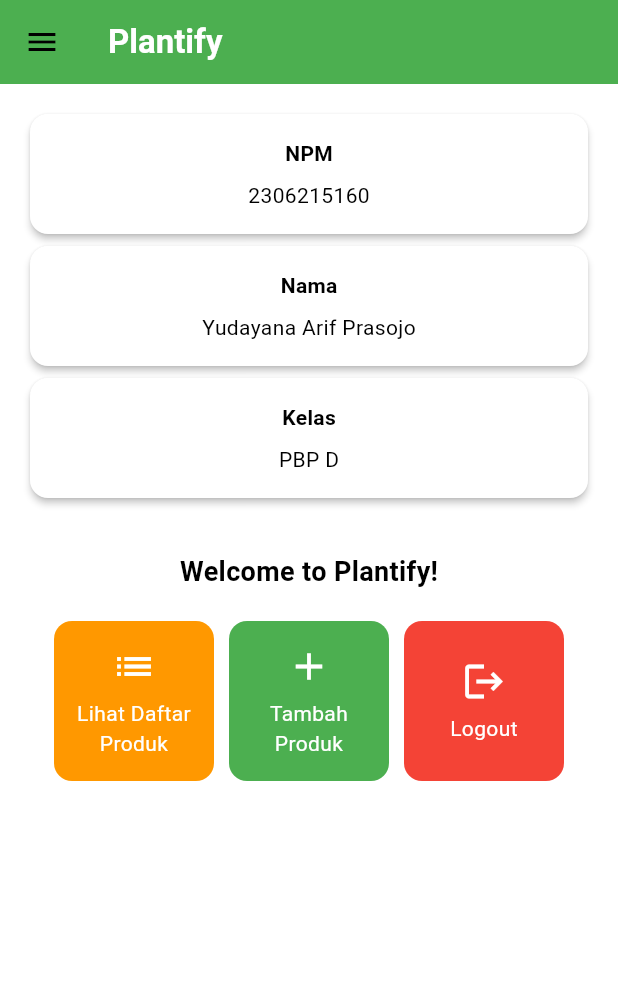
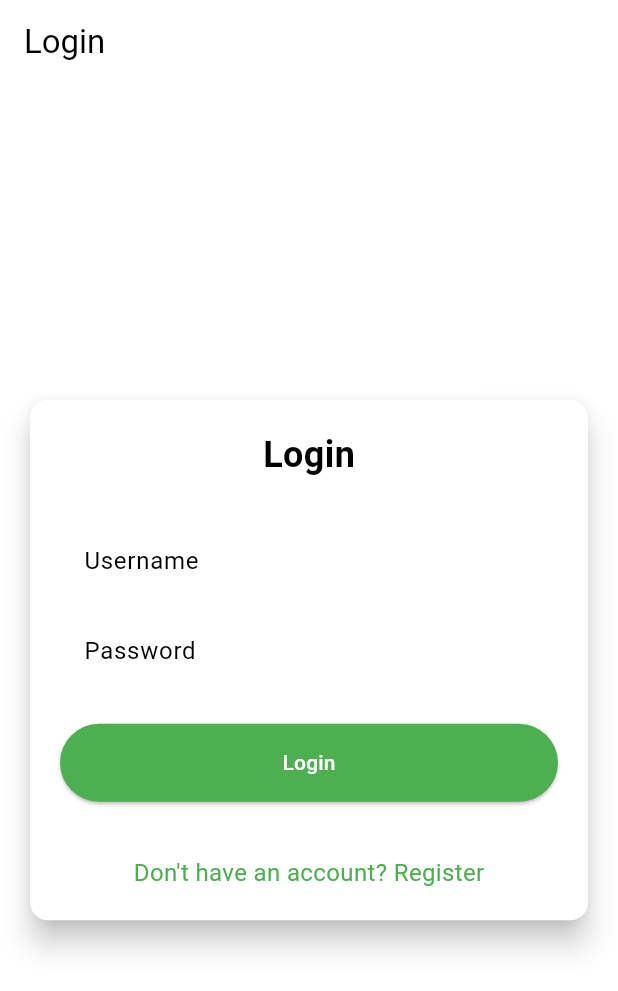
Before and after one commit to ryuun1corn/plantify-mobile, a Flutter app: the screen it shows after launch, on a phone screen of 412 x 824 dp. Shown: the top 991 px of the screen. Run offline on Flutter 3.47's test engine with Material 3 defaults, Android fonts, the phone set to English and light mode, and no system bars; missing offline and left inert: pbp_django_auth.

Commit message:
feat: add login page

```diff
--- a/lib/main.dart
+++ b/lib/main.dart
@@ -1,5 +1,7 @@
 import 'package:flutter/material.dart';
-import 'package:plantify_mobile/screens/menu.dart';
+import 'package:provider/provider.dart';
+import 'package:plantify_mobile/screens/login.dart';
+import 'package:pbp_django_auth/pbp_django_auth.dart';
 
 void main() {
   runApp(const MyApp());
@@ -11,7 +13,12 @@
   // This widget is the root of your application.
   @override
   Widget build(BuildContext context) {
-    return MaterialApp(
+    return Provider(
+        create: (_) {
+          CookieRequest request = CookieRequest();
+          return request;
+        },
+        child: MaterialApp(
           title: 'Plantify',
           theme: ThemeData(
             colorScheme: ColorScheme.fromSwatch(
@@ -19,7 +26,7 @@
             ).copyWith(secondary: Colors.greenAccent),
             useMaterial3: true,
           ),
-      home: MyHomePage(),
-    );
+          home: const LoginPage(),
+        ));
   }
 }
--- /dev/null
+++ b/lib/screens/login.dart
@@ -0,0 +1,177 @@
+import 'package:plantify_mobile/screens/menu.dart';
+import 'package:flutter/material.dart';
+import 'package:pbp_django_auth/pbp_django_auth.dart';
+import 'package:provider/provider.dart';
+// TODO: Import halaman RegisterPage jika sudah dibuat
+
+void main() {
+  runApp(const LoginApp());
+}
+
+class LoginApp extends StatelessWidget {
+  const LoginApp({super.key});
+
+  @override
+  Widget build(BuildContext context) {
+    return MaterialApp(
+      title: 'Login',
+      theme: ThemeData(
+        useMaterial3: true,
+        colorScheme: ColorScheme.fromSwatch(
+          primarySwatch: Colors.deepPurple,
+        ).copyWith(secondary: Colors.deepPurple[400]),
+      ),
+      home: const LoginPage(),
+    );
+  }
+}
+
+class LoginPage extends StatefulWidget {
+  const LoginPage({super.key});
+
+  @override
+  State<LoginPage> createState() => _LoginPageState();
+}
+
+class _LoginPageState extends State<LoginPage> {
+  final TextEditingController _usernameController = TextEditingController();
+  final TextEditingController _passwordController = TextEditingController();
+
+  @override
+  Widget build(BuildContext context) {
+    final request = context.watch<CookieRequest>();
+
+    return Scaffold(
+      appBar: AppBar(
+        title: const Text('Login'),
+      ),
+      body: Center(
+        child: SingleChildScrollView(
+          padding: const EdgeInsets.all(16.0),
+          child: Card(
+            elevation: 8,
+            shape: RoundedRectangleBorder(
+              borderRadius: BorderRadius.circular(12.0),
+            ),
+            child: Padding(
+              padding: const EdgeInsets.all(20.0),
+              child: Column(
+                mainAxisSize: MainAxisSize.min,
+                children: [
+                  const Text(
+                    'Login',
+                    style: TextStyle(
+                      fontSize: 24.0,
+                      fontWeight: FontWeight.bold,
+                    ),
+                  ),
+                  const SizedBox(height: 30.0),
+                  TextField(
+                    controller: _usernameController,
+                    decoration: const InputDecoration(
+                      labelText: 'Username',
+                      hintText: 'Enter your username',
+                      border: OutlineInputBorder(
+                        borderRadius: BorderRadius.all(Radius.circular(12.0)),
+                      ),
+                      contentPadding:
+                          EdgeInsets.symmetric(horizontal: 12.0, vertical: 8.0),
+                    ),
+                  ),
+                  const SizedBox(height: 12.0),
+                  TextField(
+                    controller: _passwordController,
+                    decoration: const InputDecoration(
+                      labelText: 'Password',
+                      hintText: 'Enter your password',
+                      border: OutlineInputBorder(
+                        borderRadius: BorderRadius.all(Radius.circular(12.0)),
+                      ),
+                      contentPadding:
+                          EdgeInsets.symmetric(horizontal: 12.0, vertical: 8.0),
+                    ),
+                    obscureText: true,
+                  ),
+                  const SizedBox(height: 24.0),
+                  ElevatedButton(
+                    onPressed: () async {
+                      String username = _usernameController.text;
+                      String password = _passwordController.text;
+
+                      final response = await request
+                          .login("http://127.0.0.1:8000/auth/login/", {
+                        'username': username,
+                        'password': password,
+                      });
+
+                      if (request.loggedIn) {
+                        String message = response['message'];
+                        String uname = response['username'];
+                        if (context.mounted) {
+                          Navigator.pushReplacement(
+                            context,
+                            MaterialPageRoute(
+                                builder: (context) => MyHomePage()),
+                          );
+                          ScaffoldMessenger.of(context)
+                            ..hideCurrentSnackBar()
+                            ..showSnackBar(
+                              SnackBar(
+                                  content:
+                                      Text("$message Selamat datang, $uname.")),
+                            );
+                        }
+                      } else {
+                        if (context.mounted) {
+                          showDialog(
+                            context: context,
+                            builder: (context) => AlertDialog(
+                              title: const Text('Login Gagal'),
+                              content: Text(response['message']),
+                              actions: [
+                                TextButton(
+                                  child: const Text('OK'),
+                                  onPressed: () {
+                                    Navigator.pop(context);
+                                  },
+                                ),
+                              ],
+                            ),
+                          );
+                        }
+                      }
+                    },
+                    style: ElevatedButton.styleFrom(
+                      foregroundColor: Colors.white,
+                      minimumSize: const Size(double.infinity, 50),
+                      backgroundColor: Theme.of(context).colorScheme.primary,
+                      padding: const EdgeInsets.symmetric(vertical: 16.0),
+                    ),
+                    child: const Text('Login'),
+                  ),
+                  const SizedBox(height: 36.0),
+                  GestureDetector(
+                    onTap: () {
+                      Navigator.push(
+                        context,
+                        MaterialPageRoute(
+                            builder: (context) => const RegisterPage()),
+                      );
+                    },
+                    child: Text(
+                      'Don\'t have an account? Register',
+                      style: TextStyle(
+                        color: Theme.of(context).colorScheme.primary,
+                        fontSize: 16.0,
+                      ),
+                    ),
+                  ),
+                ],
+              ),
+            ),
+          ),
+        ),
+      ),
+    );
+  }
+}
```
Lines whose indentation alone changed are shown as unchanged.
